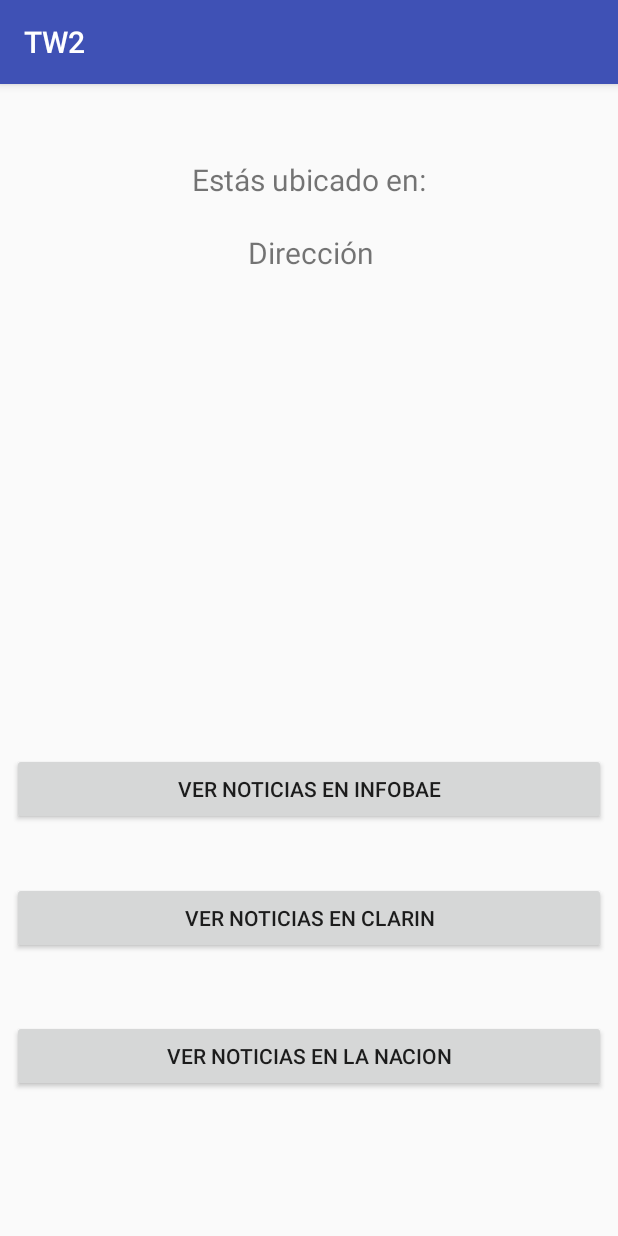
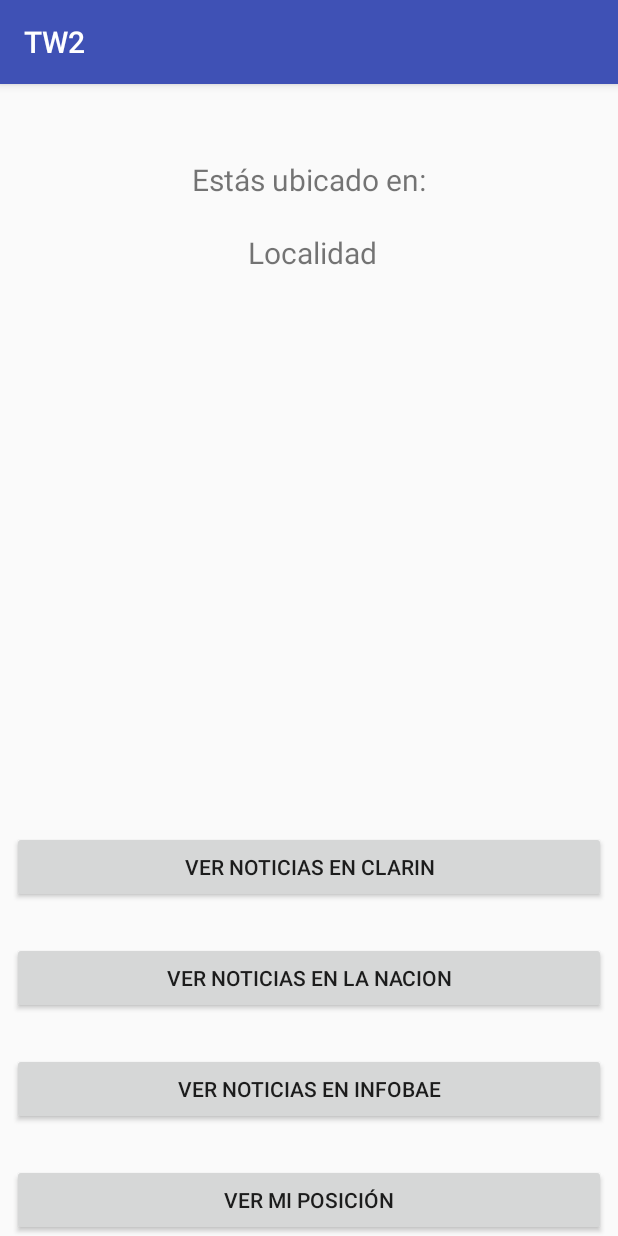
Before and after one commit to tinchocicirello/GPS-Android-tw2, an Android app: the screen it shows after launch (MainActivity), on a phone screen of 412 x 824 dp. Run offline under Robolectric (Android 15) with nearby library versions, the phone set to English and light mode, and no system bars.

Commit message:
Integración Maps e Infobae
- Infobae: search con caracteres "+" en lugar de espacios.
- Maps: ubicación actual más label.
- Ordenamiento visual de botones.

```diff
--- a/app/src/main/java/com/tallerweb2/android/GPS/MainActivity.java
+++ b/app/src/main/java/com/tallerweb2/android/GPS/MainActivity.java
@@ -36,10 +36,11 @@ public class MainActivity extends AppCompatActivity
                    LocationListener, View.OnClickListener {
     private static final String TAG = MainActivity.class.getName();
 
-//    private TextView mTvLatitud;
-//    private TextView mTvLongitud;
-    private TextView mTvDireccion;
+    private TextView tvLocalidad;
+
     private String localidad;
+    private String latitud;
+    private String longitud;
 
     private static final int RC_LOCATION_PERMISION= 100;
 
@@ -57,7 +58,7 @@ public class MainActivity extends AppCompatActivity
         setContentView(R.layout.activity_main);
 
         //Conectar el UI con la Actividad
-        mTvDireccion= (TextView) findViewById(R.id.direccion);
+        tvLocalidad= (TextView) findViewById(R.id.localidad);
 
         //Solicitar permisos si es necesario (Android 6.0+)
         requestPermissionIfNeedIt();
@@ -74,13 +75,15 @@ public class MainActivity extends AppCompatActivity
 
         Button boton3 = (Button)findViewById(R.id.button3);
         boton3.setOnClickListener(this);
+
+        Button boton4 = (Button)findViewById(R.id.btnMaps);
+        boton4.setOnClickListener(this);
     }
 
 
     public void onClick(View v) {
         switch (v.getId()) {
             case  R.id.button1: {
-
                 Intent i = new Intent(Intent.ACTION_VIEW,
                         Uri.parse("http://clarin.com/buscador/?q="+localidad));
                 startActivity(i);
@@ -96,8 +99,14 @@ public class MainActivity extends AppCompatActivity
 
             case  R.id.button3: {
                 Intent i = new Intent(Intent.ACTION_VIEW,
-                        Uri.parse("http://infobae.com/search/"+localidad));
+                        Uri.parse("http://infobae.com/search/"+ localidad.replaceAll(" ", "+")));
                 startActivity(i);
+                break;
+            }
+
+            case R.id.btnMaps: {
+                Intent intent = new Intent(Intent.ACTION_VIEW, Uri.parse("geo:0,0?q="+latitud+","+longitud+"(¡Usted está aquí!)"));
+                startActivity(intent);
                 break;
             }
         }
@@ -177,8 +186,8 @@ public class MainActivity extends AppCompatActivity
 
     private void refreshUI(){
         if (mCurrentLocation != null) {
-//            mTvLatitud.setText(String.valueOf("Latitud: "+mCurrentLocation.getLatitude()));
-//            mTvLongitud.setText(String.valueOf("Longitud: "+mCurrentLocation.getLongitude()));
+            latitud = String.valueOf(mCurrentLocation.getLatitude());
+            longitud = String.valueOf(mCurrentLocation.getLongitude());
         }
     }
 
@@ -191,8 +200,7 @@ public class MainActivity extends AppCompatActivity
                 if (!list.isEmpty()) {
                     Address address = list.get(0);
                     localidad = address.getLocality();
-                    mTvDireccion.setText(localidad);
-
+                    tvLocalidad.setText(localidad);
                 }
             } catch (IOException e) {
                 e.printStackTrace();
@@ -245,9 +253,7 @@ public class MainActivity extends AppCompatActivity
     @Override
     public void onLocationChanged(Location location) {
         mCurrentLocation = location;
-        String Text = "Mi ubicacion actual es: " + "\n Lat = "
-                + location.getLatitude() + "\n Long = " + location.getLongitude();
-        mTvDireccion.setText(Text);
+        tvLocalidad.setText("Mi ubicacion actual es: "+localidad);
         this.setLocation(location);
         refreshUI();
     }
--- a/app/src/main/res/layout/activity_main.xml
+++ b/app/src/main/res/layout/activity_main.xml
@@ -24,10 +24,10 @@
         app:layout_constraintTop_toTopOf="parent" />
 
     <TextView
-        android:id="@+id/direccion"
+        android:id="@+id/localidad"
         android:layout_width="wrap_content"
         android:layout_height="wrap_content"
-        android:text="Dirección"
+        android:text="Localidad"
         android:textSize="20dp"
         tools:layout_constraintTop_creator="1"
         android:layout_marginStart="37dp"
@@ -48,7 +48,7 @@
         android:layout_marginEnd="8dp"
         app:layout_constraintRight_toRightOf="parent"
         tools:layout_constraintLeft_creator="1"
-        android:layout_marginBottom="44dp"
+        android:layout_marginBottom="26dp"
         app:layout_constraintLeft_toLeftOf="parent" />
 
     <Button
@@ -58,11 +58,12 @@
         android:text="Ver noticias en la nacion"
         tools:layout_constraintRight_creator="1"
         tools:layout_constraintBottom_creator="1"
-        app:layout_constraintBottom_toBottomOf="parent"
+        app:layout_constraintBottom_toTopOf="@+id/button3"
         app:layout_constraintRight_toRightOf="@+id/button1"
         tools:layout_constraintLeft_creator="1"
-        android:layout_marginBottom="96dp"
-        app:layout_constraintLeft_toLeftOf="@+id/button1" />
+        android:layout_marginBottom="26dp"
+        app:layout_constraintLeft_toLeftOf="@+id/button1"
+        app:layout_constraintHorizontal_bias="0.0" />
 
     <Button
         android:id="@+id/button3"
@@ -71,13 +72,29 @@
         android:text="ver noticias en infobae"
         tools:layout_constraintRight_creator="1"
         tools:layout_constraintBottom_creator="1"
-        app:layout_constraintBottom_toTopOf="@+id/button1"
+        app:layout_constraintBottom_toTopOf="@+id/btnMaps"
         android:layout_marginStart="8dp"
         android:layout_marginEnd="8dp"
         app:layout_constraintRight_toRightOf="parent"
         tools:layout_constraintLeft_creator="1"
-        android:layout_marginBottom="38dp"
-        app:layout_constraintLeft_toLeftOf="parent" />
+        android:layout_marginBottom="26dp"
+        app:layout_constraintLeft_toLeftOf="parent"
+        app:layout_constraintHorizontal_bias="0.0" />
+
+    <Button
+        android:id="@+id/btnMaps"
+        android:layout_width="0dp"
+        android:layout_height="wrap_content"
+        android:layout_marginEnd="8dp"
+        android:layout_marginStart="8dp"
+        android:text="ver mi posición"
+        app:layout_constraintBottom_toBottomOf="parent"
+        app:layout_constraintLeft_toLeftOf="parent"
+        app:layout_constraintRight_toRightOf="parent"
+        tools:layout_constraintBottom_creator="1"
+        tools:layout_constraintLeft_creator="1"
+        tools:layout_constraintRight_creator="1"
+        tools:layout_editor_absoluteY="460dp" />
 
 
 
```
